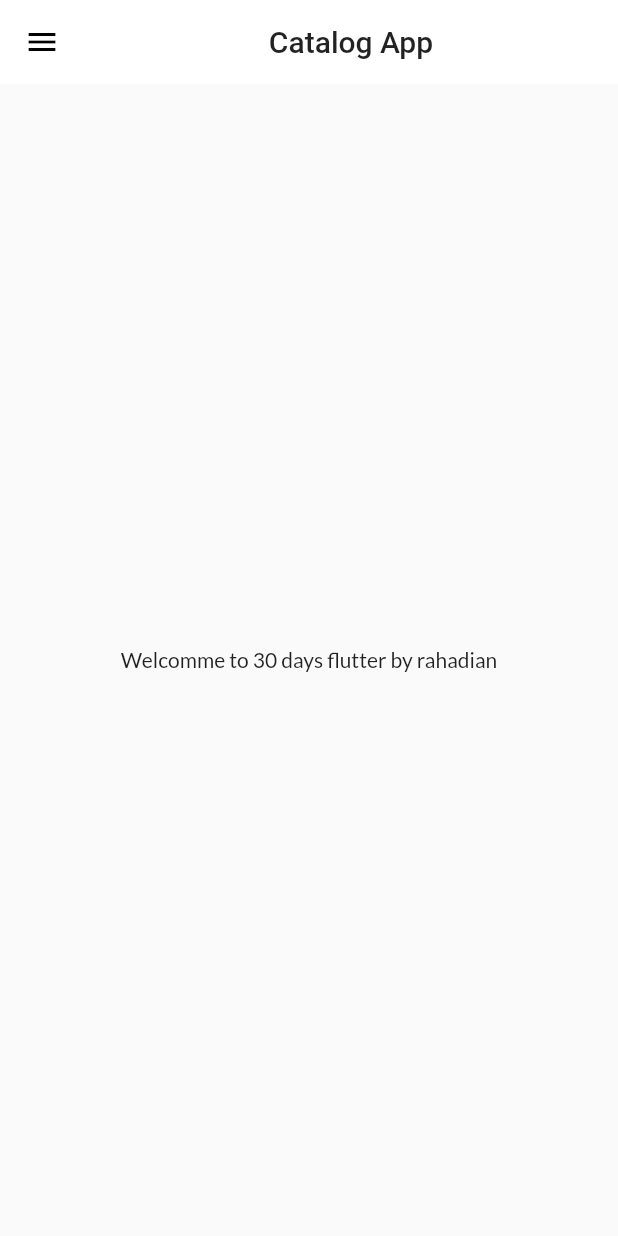
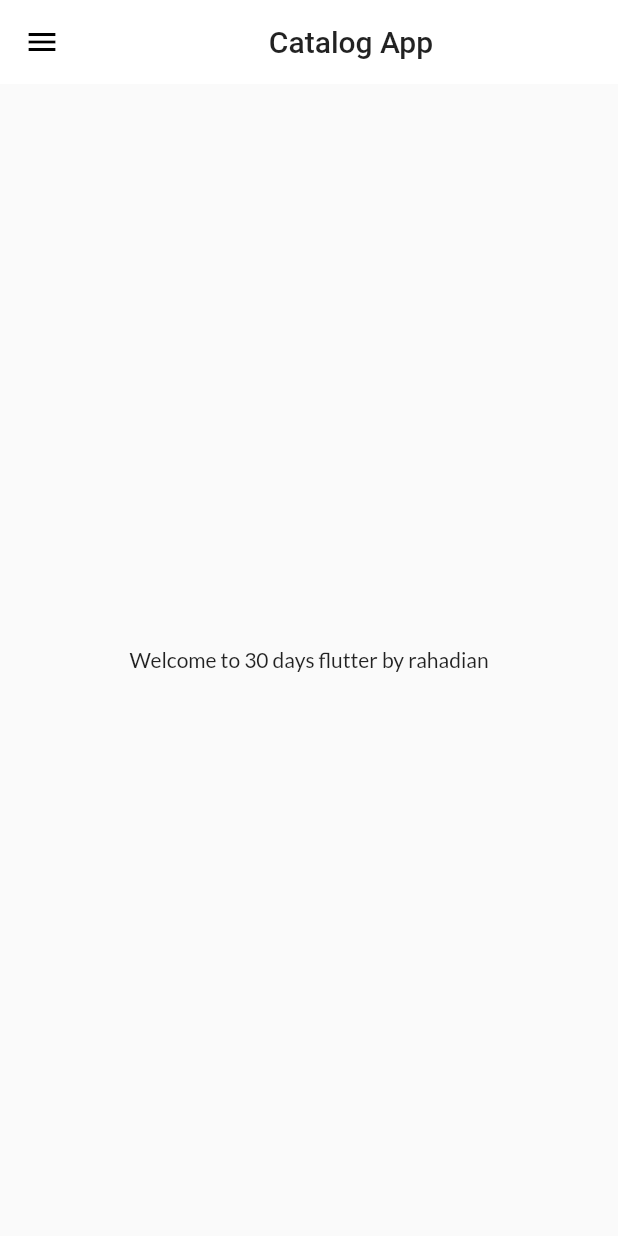
Before and after one commit to rahadians/cataloge_app, a Flutter app: the HomePage screen opened by its route, on a phone screen of 412 x 824 dp. Run offline on Flutter 3.47's test engine with Material 2 defaults, Android fonts, the phone set to English and light mode, and no system bars; our stand-ins replace google_fonts.

Commit message:
day10 edited

```diff
--- a/lib/pages/home_page.dart
+++ b/lib/pages/home_page.dart
@@ -10,15 +10,14 @@ class HomePage extends StatelessWidget {
   Widget build(BuildContext context) {
     return Scaffold(
       appBar: AppBar(
-// backgroundColor: Colors.white,
-//           elevation:0.0,
-//         iconTheme: IconThemeData(color: Colors.black),
-//         title: Center(child: Text("Catalog App",style: TextStyle(color: Colors.black),)),
-        title: Center(child: Text("Catalog App",)),
+        title: Center(
+            child: Text(
+          "Catalog App",
+        )),
       ),
       body: Center(
         child: Container(
-          child: Text("Welcomme to $days days flutter by ${name}"),
+          child: Text("Welcome to $days days flutter by ${name}"),
         ),
       ),
       drawer: Drawer(),
```
Also changed, not shown: lib/models/catalog.dart (added, +22 -0 lines).
